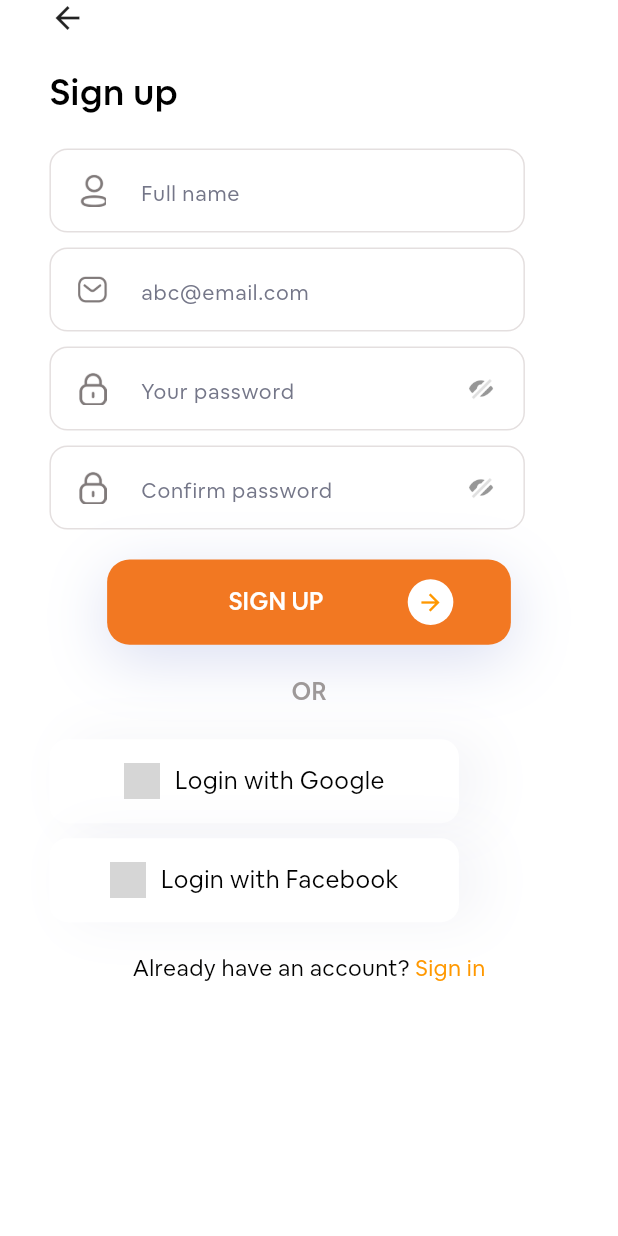
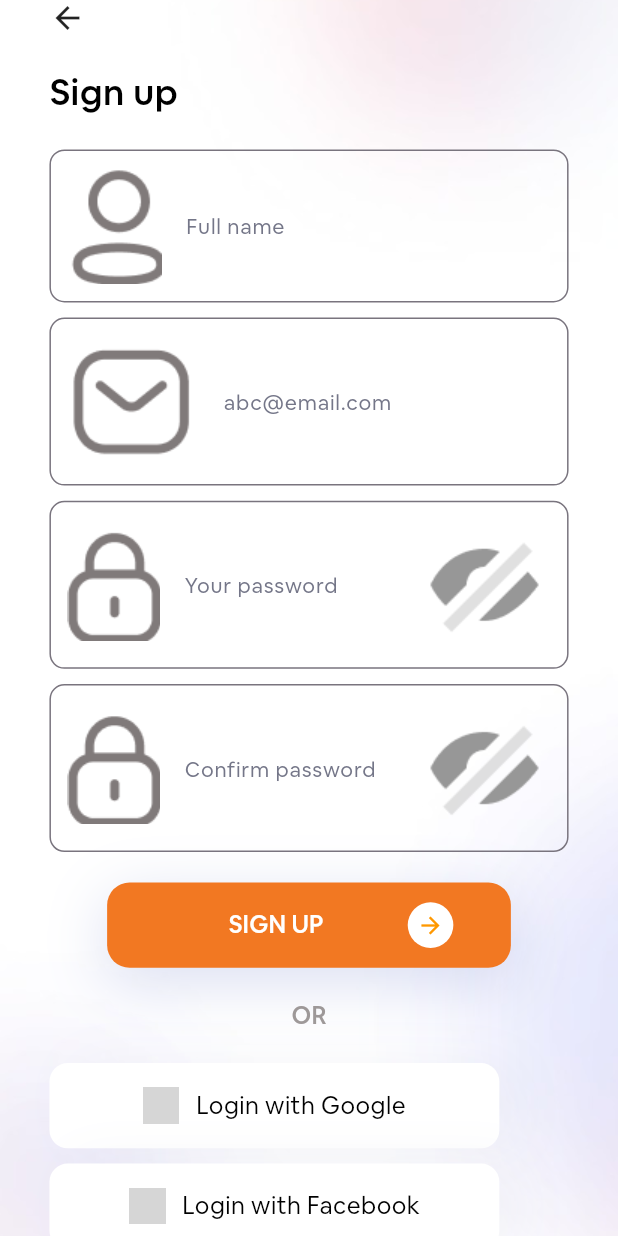
Before and after one commit to AyaNady17/Turn-Digital, a Flutter app: the SignUpView screen opened directly, on a phone screen of 412 x 824 dp. Run offline on Flutter 3.47's test engine with Material 3 defaults, Android fonts, the phone set to English and light mode, and no system bars; our stand-ins replace bloc, dio, equatable, flutter_bloc, flutter_screenutil, flutter_secure_storage and 7 more; accounts and stored records are empty; generated files the repository leaves out were written again; project files that could hold a hidden picture were left out; grey boxes are pictures that could not be loaded.

Commit message:
minor changes

```diff
--- a/lib/Core/Global/SharedWidgets/custom_text_field.dart
+++ b/lib/Core/Global/SharedWidgets/custom_text_field.dart
@@ -1,21 +1,21 @@
-import 'dart:ui';
-
 import 'package:flutter/material.dart';
-import 'package:turn_digital/Core/Global/Helpers/extensions.dart';
 import 'package:turn_digital/Core/Global/theming/app_text_styles.dart';
+import 'package:turn_digital/Core/Global/theming/color_manager.dart';
 
 class CustomTextField extends StatefulWidget {
+  final TextEditingController controller;
   final String hintText;
-  final String assetIcon;
-  final bool isPassword;
-  final TextEditingController? controller;
+  final bool obscureText;
+  final String prefixIconPath;
+  final String? Function(String?)? validator;
 
   const CustomTextField({
     super.key,
+    required this.controller,
     required this.hintText,
-    required this.assetIcon,
-    this.isPassword = false,
-    this.controller,
+    this.obscureText = false,
+    required this.prefixIconPath,
+    this.validator,
   });
 
   @override
@@ -23,46 +23,44 @@ class CustomTextField extends StatefulWidget {
 }
 
 class _CustomTextFieldState extends State<CustomTextField> {
-  bool _obscureText = true;
+  bool _obscureText = false;
+
+  @override
+  void initState() {
+    super.initState();
+    _obscureText = widget.obscureText;
+  }
+
+  void _togglePasswordVisibility() {
+    setState(() {
+      _obscureText = !_obscureText;
+    });
+  }
 
   @override
   Widget build(BuildContext context) {
-    return Container(
-      width: 317,
-      height: 56,
-      decoration: BoxDecoration(
-        color: Colors.white,
-        borderRadius: BorderRadius.circular(12),
-        border: Border.all(color: const Color(0xFFE4DFDF), width: 1),
-      ),
-      child: TextField(
+    return TextFormField(
       controller: widget.controller,
-        obscureText: widget.isPassword ? _obscureText : false,
+      obscureText: _obscureText,
+      validator: widget.validator,
       decoration: InputDecoration(
         hintText: widget.hintText,
         hintStyle: AppTextStyles.font14GreyWeight400,
-          border: InputBorder.none,
         prefixIcon: Padding(
-            padding: const EdgeInsets.all(16.0),
-            child: Image.asset(widget.assetIcon, width: 24, height: 24),
+          padding: const EdgeInsets.all(12.0),
+          child: Image.asset(widget.prefixIconPath),
         ),
-          contentPadding: const EdgeInsets.symmetric(vertical: 16),
+        border: OutlineInputBorder(
+          borderRadius: BorderRadius.circular(10),
+          borderSide: BorderSide(color: AppColorsManager.appLightGreyColor),
+        ),
         suffixIcon:
-              widget.isPassword
-                  ? InkWell(
-                    onTap: () {
-                      setState(() {
-                        _obscureText = !_obscureText;
-                      });
-                    },
-                    child: Image.asset(
-                      'assets/images/Hidden.png',
-                      width: 24,
-                      height: 24,
-                    ),
-                  ).paddingAll(16)
+            widget.obscureText
+                ? IconButton(
+                  icon: Image.asset('assets/images/Hidden.png'),
+                  onPressed: _togglePasswordVisibility,
+                )
                 : null,
-        ),
       ),
     );
   }
--- a/lib/Features/SignUp/Presention/View/sign_up_view.dart
+++ b/lib/Features/SignUp/Presention/View/sign_up_view.dart
@@ -6,6 +6,8 @@ import 'package:turn_digital/Core/Global/SharedWidgets/custom_app_button.dart';
 import 'package:turn_digital/Core/Global/SharedWidgets/custom_text_field.dart';
 import 'package:turn_digital/Core/Global/theming/app_text_styles.dart';
 import 'package:turn_digital/Features/SignUp/Presention/ViewModal/sign_up_cubit.dart';
+import 'package:turn_digital/core/Global/theming/color_manager.dart';
+import 'package:turn_digital/core/global/Helpers/functions.dart';
 
 class SignUpView extends StatelessWidget {
   const SignUpView({super.key});
@@ -18,6 +20,14 @@ class SignUpView extends StatelessWidget {
         backgroundColor: Colors.white,
         appBar: AppBar(toolbarHeight: 0),
         body: SafeArea(
+          child: Container(
+            height: double.infinity,
+            decoration: BoxDecoration(
+              image: DecorationImage(
+                image: const AssetImage("assets/images/masked_background.jpeg"),
+                fit: BoxFit.cover,
+              ),
+            ),
             child: Padding(
               padding: EdgeInsets.symmetric(horizontal: 30.w),
               child: Column(
@@ -27,56 +37,57 @@ class SignUpView extends StatelessWidget {
                     onTap: () => Navigator.pop(context),
                     child: const Icon(Icons.arrow_back),
                   ),
-                const SizedBox(height: 20),
+                  verticalSpacing(20),
                   Text("Sign up", style: AppTextStyles.font24BlackWeight600),
-                const SizedBox(height: 20),
+                  verticalSpacing(20),
                   CustomTextField(
                     hintText: "Full name",
-                  assetIcon: 'assets/images/Profile.png',
+                    prefixIconPath: 'assets/images/Profile.png',
                     controller: getIt<SignUpCubit>().nameController,
                   ),
-                const SizedBox(height: 10),
+                  verticalSpacing(10),
                   CustomTextField(
                     hintText: "abc@email.com",
-                  assetIcon: 'assets/images/Mail.png',
+                    prefixIconPath: 'assets/images/Mail.png',
                     controller: getIt<SignUpCubit>().emailController,
                   ),
-                const SizedBox(height: 10),
+                  verticalSpacing(10),
                   CustomTextField(
                     hintText: "Your password",
-                  assetIcon: 'assets/images/Lock.png',
-                  isPassword: true,
+                    prefixIconPath: 'assets/images/Lock.png',
+                    obscureText: true,
                     controller: getIt<SignUpCubit>().passwordController,
                   ),
-                const SizedBox(height: 10),
-                const CustomTextField(
+                  verticalSpacing(10),
+                  CustomTextField(
                     hintText: "Confirm password",
-                  assetIcon: 'assets/images/Lock.png',
-                  isPassword: true,
+                    prefixIconPath: 'assets/images/Lock.png',
+                    obscureText: true,
+                    controller: getIt<SignUpCubit>().confirmPasswordController,
                   ),
-                const SizedBox(height: 20),
+                  verticalSpacing(20),
                   CustomAppButton(
                     text: "SIGN UP",
                     onTap: () => getIt<SignUpCubit>().emitSignupStates(),
                   ),
-                const SizedBox(height: 20),
+                  verticalSpacing(20),
                   Center(
                     child: Text("OR", style: AppTextStyles.font16GreyWeight500),
                   ),
                   const SizedBox(width: 10),
-                const SizedBox(height: 20),
+                  verticalSpacing(20),
                   SocialLoginButton(
                     text: "Login with Google",
                     icon: "assets/images/google.png",
                     onTap: () {},
                   ),
-                const SizedBox(height: 10),
+                  verticalSpacing(10),
                   SocialLoginButton(
                     text: "Login with Facebook",
                     icon: "assets/images/google.png",
                     onTap: () {},
                   ),
-                const SizedBox(height: 20),
+                  verticalSpacing(20),
                   Row(
                     mainAxisAlignment: MainAxisAlignment.center,
                     children: [
@@ -89,13 +100,14 @@ class SignUpView extends StatelessWidget {
                         child: Text(
                           " Sign in",
                           style: AppTextStyles.font15BlackWeight400.copyWith(
-                          color: Colors.orange,
+                            color: AppColorsManager.appPrimaryColor,
                           ),
                         ),
                       ),
                     ],
                   ),
                 ],
+              ),
             ),
           ),
         ),
@@ -110,38 +122,36 @@ class SocialLoginButton extends StatelessWidget {
   final VoidCallback onTap;
 
   const SocialLoginButton({
-    Key? key,
+    super.key,
     required this.text,
     required this.icon,
     required this.onTap,
-  }) : super(key: key);
+  });
 
   @override
   Widget build(BuildContext context) {
     return GestureDetector(
       onTap: onTap,
       child: Container(
-        width: 273, // Updated width from Figma
-        height: 56, // Updated height from Figma
+        width: 273.w,
+        height: 56.h,
         decoration: BoxDecoration(
-          color: Colors.white, // Background color #FFFFFF
-          borderRadius: BorderRadius.circular(12), // Radius 12px
+          color: Colors.white,
+          borderRadius: BorderRadius.circular(12.r),
           boxShadow: [
             BoxShadow(
-              color: const Color(
-                0xFFD3D4E2,
-              ).withOpacity(0.25), // Shadow color #D3D4E2 with 25% opacity
-              offset: const Offset(15, 0), // X: 15, Y: 0
-              blurRadius: 30, // Blur: 30
-              spreadRadius: 0, // Spread: 0
+              color: const Color(0xFFD3D4E2).withOpacity(0.25),
+              offset: const Offset(15, 0),
+              blurRadius: 30,
+              spreadRadius: 0,
             ),
           ],
         ),
         child: Row(
           mainAxisAlignment: MainAxisAlignment.center,
           children: [
-            Image.asset(icon, height: 24),
-            const SizedBox(width: 10),
+            Image.asset(icon, height: 24.h),
+            horizontalSpacing(10),
             Text(
               text,
               style: AppTextStyles.font16WhiteWeight400.copyWith(
@@ -155,44 +165,3 @@ class SocialLoginButton extends StatelessWidget {
     );
   }
 }
-
-class MaskedBackground extends StatelessWidget {
-  final Widget child;
-  final double maskOpacity;
-
-  const MaskedBackground({
-    Key? key,
-    required this.child,
-    this.maskOpacity = 0.7,
-  }) : super(key: key);
-
-  @override
-  Widget build(BuildContext context) {
-    return Stack(
-      children: [
-        Positioned.fill(
-          child: Container(
-            decoration: BoxDecoration(
-              gradient: LinearGradient(
-                colors: [
-                  Color(0xFFB9DAFB), // Replace with color 1 from your image
-                  Color(0xFF9895EE), // Replace with color 2
-                  Color(0xFFC55492), // Replace with color 3
-                  Color(0xFFECACAD), // Replace with color 4
-                ],
-                begin: Alignment.topLeft,
-                end: Alignment.bottomRight,
-              ),
-            ),
-          ),
-        ),
-        Positioned.fill(
-          child: Container(
-            color: Colors.black.withOpacity(maskOpacity), // Adjust opacity
-          ),
-        ),
-        child, // Your actual screen content
-      ],
-    );
-  }
-}
--- a/lib/Features/SignUp/Presention/ViewModal/sign_up_cubit.dart
+++ b/lib/Features/SignUp/Presention/ViewModal/sign_up_cubit.dart
@@ -14,6 +14,7 @@ class SignUpCubit extends Cubit<SignUpState> {
   TextEditingController nameController = TextEditingController();
   TextEditingController emailController = TextEditingController();
   TextEditingController passwordController = TextEditingController();
+  TextEditingController confirmPasswordController = TextEditingController();
 
   final formKey = GlobalKey<FormState>();
 
@@ -51,6 +52,7 @@ class SignUpCubit extends Cubit<SignUpState> {
     nameController.dispose();
     emailController.dispose();
     passwordController.dispose();
+    confirmPasswordController.dispose();
     formKey.currentState?.reset();
     return super.close();
   }
--- a/lib/main.dart
+++ b/lib/main.dart
@@ -3,6 +3,7 @@ import 'package:flutter/services.dart';
 import 'package:flutter_screenutil/flutter_screenutil.dart';
 import 'package:turn_digital/Core/DI/dependency_injection.dart';
 import 'package:turn_digital/Features/Home/Presention/View/notched_bottom_nav_bar.dart';
+import 'package:turn_digital/Features/SignUp/Presention/View/sign_up_view.dart';
 
 void main() async {
   WidgetsFlutterBinding.ensureInitialized();
@@ -23,7 +24,7 @@ class TurnDigital extends StatelessWidget {
       splitScreenMode: true,
       child: const MaterialApp(
         debugShowCheckedModeBanner: false,
-        home: NotchedBottomAppBar(),
+        home: SignUpView(),
       ),
     );
   }
```
Also changed, not shown: assets/images/masked_background.jpeg (added). Lines whose indentation alone changed are shown as unchanged.
